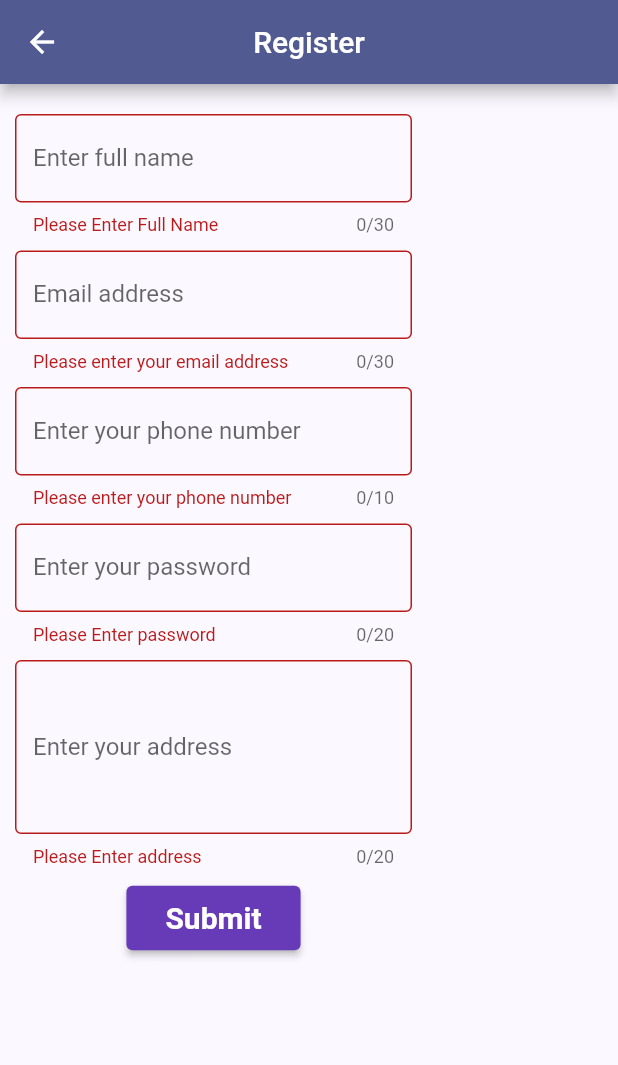
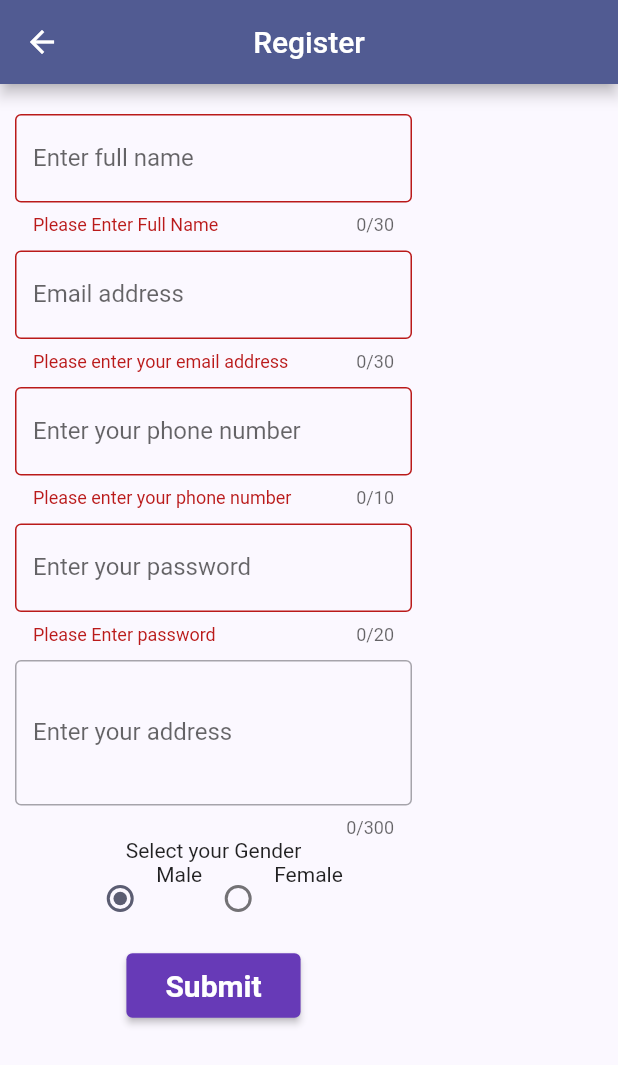
Before and after one commit to Prashant-Bista/learning_flutter, a Flutter app: the Register screen opened by its route, after a tap on "Submit", on a phone screen of 412 x 824 dp. Shown: the top 1065 px of the screen. Run offline on Flutter 3.47's test engine with Material 3 defaults, Android fonts, the phone set to English and light mode, and no system bars; our stand-ins replace cloud_firestore, firebase_auth, firebase_core; missing offline and left inert: dart:js; accounts and stored records are empty; network calls fail.

Commit message:
new changes

```diff
--- a/lib/login.dart
+++ b/lib/login.dart
@@ -17,6 +17,8 @@ class _LoginState extends State<Login> {
 
   @override
   Widget build(BuildContext context) {
+    _emailAddressController.text="bistaprashant1@gmail.com";
+    _passwordController.text='123456';
     return Scaffold(
       appBar: AppBar(
         title: Text('Login'),
--- a/lib/main.dart
+++ b/lib/main.dart
@@ -1,7 +1,10 @@
+import 'dart:js';
+
 import 'package:flutter/material.dart';
 import 'package:learning_flutter/dashboard.dart';
 import 'package:learning_flutter/list_view_screen.dart';
 import 'package:learning_flutter/login.dart';
+import 'package:learning_flutter/profile.dart';
 import 'package:learning_flutter/register.dart';
 import 'package:learning_flutter/splash.dart';
 import 'package:learning_flutter/top_picks.dart';
@@ -30,7 +33,8 @@ void main() {
       '/login':(context) => Login(),
       '/dashboard':(context)=>Dashboard(),
       '/listViewScreen':(context)=>ListViewScreen(),
-      '/toppicks':(context)=>TopPicks()
+      '/toppicks':(context)=>TopPicks(),
+      '/profile':(context)=> Profile()
     },
     initialRoute: '/' ,
     debugShowCheckedModeBanner: false,
--- /dev/null
+++ b/lib/model/user_model.dart
@@ -0,0 +1,32 @@
+import 'package:cloud_firestore/cloud_firestore.dart';
+
+class UserModel {
+  String? id;
+  String? fullname;
+  int? phonenumber;
+  String? address;
+  String? gender;
+
+  UserModel(
+      {this.id, this.fullname, this.gender, this.address, this.phonenumber});
+  tojson() {
+    return {
+      'id': id,
+      'Full_name': fullname,
+      'phone_number': phonenumber,
+      'address': address,
+      'Gender': gender,
+    };
+  }
+
+  factory UserModel.fromjson(
+      QueryDocumentSnapshot <Map<String, dynamic>> document) {
+    final userData = document.data();
+    return UserModel(
+      fullname: userData['Full_name'],
+      phonenumber: userData['phone_number'],
+      address: userData['address'],
+      gender: userData['Gender'],
+    );
+  }
+}
--- a/lib/register.dart
+++ b/lib/register.dart
@@ -1,16 +1,32 @@
+import 'package:firebase_auth/firebase_auth.dart';
 import 'package:flutter/material.dart';
+import 'package:learning_flutter/model/user_model.dart';
 import 'package:learning_flutter/service/firebase_auth_service.dart';
+import 'package:learning_flutter/service/firebase_database_service.dart';
 
-class Register extends StatelessWidget {
+class Register extends StatefulWidget {
   Register({super.key});
 
-  final _formKey= GlobalKey<FormState>(); //underscore : private
-  final _fullNameController=TextEditingController();
-  final _emailAddressController=TextEditingController();
-  final _phoneNumberController=TextEditingController();
-  final _passwordController=TextEditingController();
-  final _streetAddressController=TextEditingController();
-  final _emailRegexPattern = r"^[a-zA-Z0-9.a-zA-Z0-9.!#$%&'*+-/=?^_`{|}~]+@[a-zA-Z0-9]+\.[a-zA-Z]+";
+  @override
+  State<Register> createState() => _RegisterState();
+}
+class _RegisterState extends State<Register> {
+  final _formKey = GlobalKey<FormState>();
+  //underscore : private
+  final _fullNameController = TextEditingController();
+
+  final _emailAddressController = TextEditingController();
+
+  final _phoneNumberController = TextEditingController();
+
+  final _passwordController = TextEditingController();
+
+  final _addressController = TextEditingController();
+
+  final _emailRegexPattern =
+      r"^[a-zA-Z0-9.a-zA-Z0-9.!#$%&'*+-/=?^_`{|}~]+@[a-zA-Z0-9]+\.[a-zA-Z]+";
+
+  String gender = "Male";
 
   @override
   Widget build(BuildContext context) {
@@ -23,8 +39,8 @@ class Register extends StatelessWidget {
         key: _formKey,
         child: SingleChildScrollView(
           child: Container(
-            padding: EdgeInsets.only(left: 10,top: 20),
-            width: MediaQuery.of(context).size.width/1.5,
+            padding: EdgeInsets.only(left: 10, top: 20),
+            width: MediaQuery.of(context).size.width / 1.5,
             child: Column(
               children: [
                 TextFormField(
@@ -35,16 +51,14 @@ class Register extends StatelessWidget {
                     border: OutlineInputBorder(),
                     labelText: 'Enter full name',
                   ),
-                  validator: (fullNameValue){
-                    if (fullNameValue==null || fullNameValue.trim().isEmpty){
+                  validator: (fullNameValue) {
+                    if (fullNameValue == null || fullNameValue.trim().isEmpty) {
                       return 'Please Enter Full Name';
                     }
                     return null;
                   },
                 ),
-
                 SizedBox(height: 10),
-
                 TextFormField(
                   controller: _emailAddressController,
                   maxLength: 30,
@@ -53,18 +67,17 @@ class Register extends StatelessWidget {
                     border: OutlineInputBorder(),
                     labelText: 'Email address',
                   ),
-                  validator: (emailValue){
-                    if (emailValue==null || emailValue.trim().isEmpty){
+                  validator: (emailValue) {
+                    if (emailValue == null || emailValue.trim().isEmpty) {
                       return 'Please enter your email address';
                     }
-                    final regex= RegExp(_emailRegexPattern);
-                    if (!regex.hasMatch(emailValue)){
-                      return'Please enter a valid email';
+                    final regex = RegExp(_emailRegexPattern);
+                    if (!regex.hasMatch(emailValue)) {
+                      return 'Please enter a valid email';
                     }
                     return null;
                   },
                 ),
-
                 SizedBox(height: 10),
                 TextFormField(
                   controller: _phoneNumberController,
@@ -74,78 +87,108 @@ class Register extends StatelessWidget {
                     border: OutlineInputBorder(),
                     labelText: 'Enter your phone number',
                   ),
-                  validator: (phoneNumberValue){
-                    if (phoneNumberValue==null || phoneNumberValue.trim().isEmpty){
+                  validator: (phoneNumberValue) {
+                    if (phoneNumberValue == null ||
+                        phoneNumberValue.trim().isEmpty) {
                       return 'Please enter your phone number';
                     }
                     return null;
                   },
                 ),
-
                 SizedBox(height: 10),
-
                 TextFormField(
                   controller: _passwordController,
                   keyboardType: TextInputType.visiblePassword,
                   maxLength: 20,
-                  obscureText: true,  //making non visible password
+                  obscureText: true, //making non visible password
                   decoration: InputDecoration(
                     border: OutlineInputBorder(),
                     labelText: 'Enter your password',
                   ),
-                  validator: (passwordValue){
-                    if (passwordValue==null || passwordValue.trim().isEmpty){
+                  validator: (passwordValue) {
+                    if (passwordValue == null || passwordValue.trim().isEmpty) {
                       return 'Please Enter password';
                     }
                     return null;
                   },
                 ),
-
                 SizedBox(height: 10),
-
                 TextFormField(
-                  controller: _streetAddressController,
-                  keyboardType: TextInputType.streetAddress,
-                  maxLength: 20,
-                  maxLines: 4, //lines or height of box
-                  decoration: InputDecoration(
-                    border: OutlineInputBorder(),
-                    labelText: 'Enter your address',
-                  ),
-                  validator: (streetAddressValue){
-                    if (streetAddressValue==null || streetAddressValue.trim().isEmpty){
-                      return 'Please Enter address';
-                    }
-                    return null;
-                  },
+                    controller: _addressController,
+                    keyboardType: TextInputType.streetAddress,
+                    maxLength: 300,
+                    maxLines: 3, //lines or height of box
+                    decoration: InputDecoration(
+                      border: OutlineInputBorder(),
+                      labelText: 'Enter your address',
+                    )),
+                Text('Select your Gender'),
+                Wrap(
+                  children: [
+                    Radio(
+                        value: 'Male',
+                        groupValue: gender,
+                        onChanged: ((newvalue) {
+                          setState(() {
+                            if (newvalue != null) {
+                              gender = newvalue;
+                            }
+                          });
+                        })),
+                    Text('Male'),
+                    Radio(
+                        value: 'Female',
+                        groupValue: gender,
+                        onChanged: ((newvalue) {
+                          setState(() {
+                            if (newvalue != null) {
+                              gender = newvalue;
+                            }
+                          });
+                        })),
+                    Text('Female')
+                  ],
                 ),
-
                 SizedBox(height: 10),
-
-
-
                 ElevatedButton(
-                  onPressed: (){
-                    if (_formKey.currentState!=null){
-                      if (_formKey.currentState!.validate()){
-                        final email=_emailAddressController.text;
-                        final password=_passwordController.text;
-
-                        final firebaseAuthService  =FirebaseAuthService();
-                        firebaseAuthService.createUserWithEmailAndPassword(email,password);
+                  onPressed: () async {
+                    if (_formKey.currentState != null) {
+                      if (_formKey.currentState!.validate()) {
+                        final email = _emailAddressController.text;
+                        final password = _passwordController.text;
+                        final firebaseAuthService = FirebaseAuthService();
+                        User? user = await firebaseAuthService
+                            .createUserWithEmailAndPassword(email, password);
+                        if (user != null) {
+                          final userModel = UserModel(
+                              id: user.uid,
+                              fullname: _fullNameController.text,
+                              phonenumber:
+                              int.parse(_phoneNumberController.text),
+                              gender: gender,
+                              address: _addressController.text);
+                          FirebaseDatabaseService().createUser(userModel: userModel);
+                          _formKey.currentState!.reset();
+                        }
+                        else{
+                          print("Register Failure");
+                        }
                       }
                     }
                   },
                   child: Padding(
                     padding: const EdgeInsets.all(10),
-                    child: Text('Submit',style: TextStyle(color: Colors.white,fontWeight: FontWeight.bold,fontSize: 20),),
+                    child: Text(
+                      'Submit',
+                      style: TextStyle(
+                          color: Colors.white,
+                          fontWeight: FontWeight.bold,
+                          fontSize: 20),
+                    ),
                   ),
-                  style: ElevatedButton.styleFrom(backgroundColor: Colors.deepPurple),
-
+                  style: ElevatedButton.styleFrom(
+                      backgroundColor: Colors.deepPurple),
                 ),
-
-
-
               ],
             ),
           ),
--- a/pubspec.yaml
+++ b/pubspec.yaml
@@ -37,6 +37,7 @@ dependencies:
   cupertino_icons: ^1.0.2
   firebase_auth: ^4.17.4
   firebase_core: ^2.25.4
+  cloud_firestore: ^4.15.4
 
 
 dev_dependencies:
```
Also changed, not shown: lib/dashboard.dart (+7 -0 lines), pubspec.lock, 3 other files.
